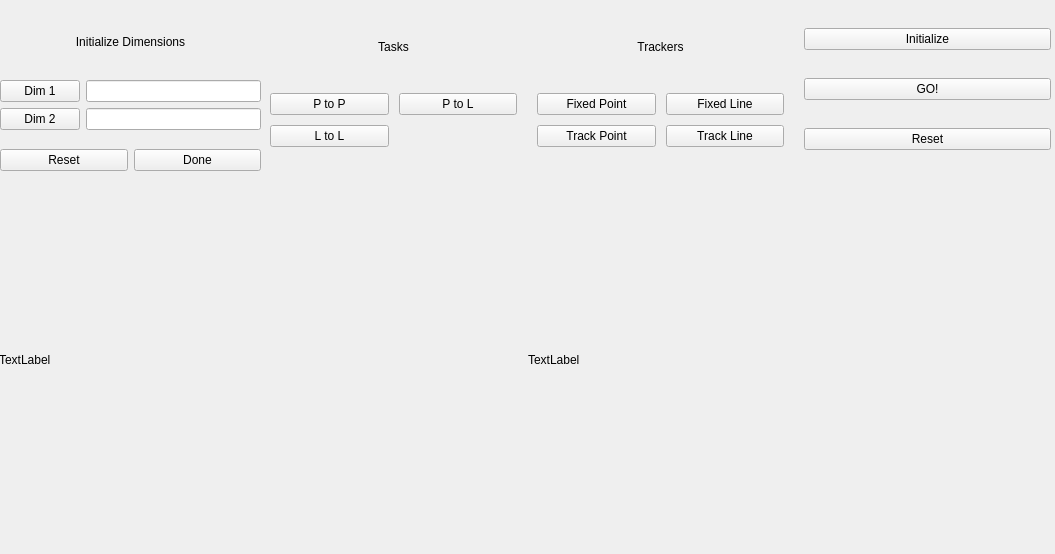
Qt form catkin_ws/src/rqt_custom_gui/resource/form.ui (ColeDewis/CMPUT428-Project) before a commit.
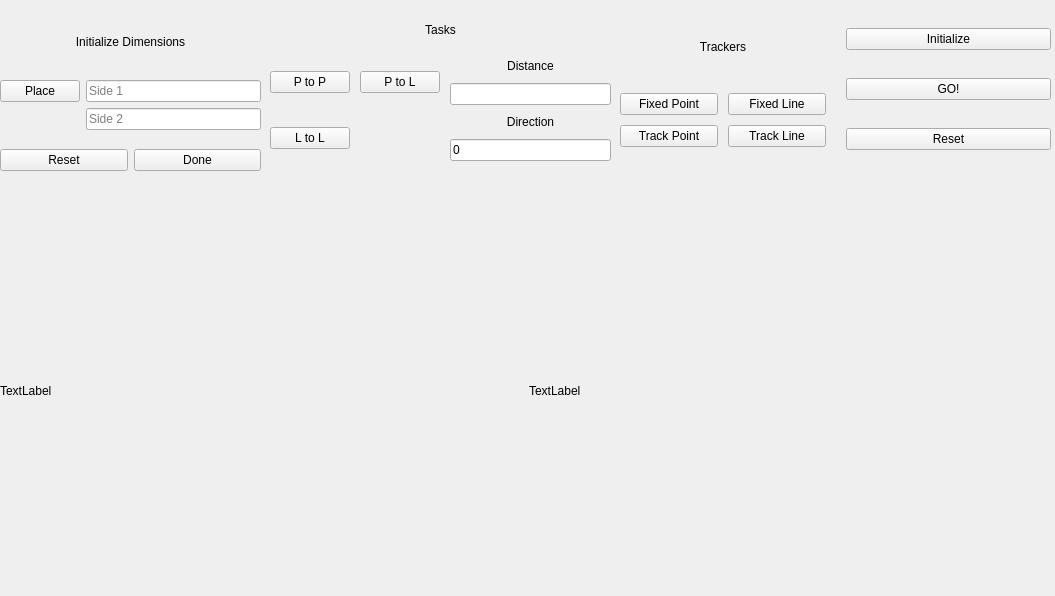
The same form after that commit.

Commit message: Everything should be done

```diff
--- a/catkin_ws/src/rqt_custom_gui/resource/form.ui
+++ b/catkin_ws/src/rqt_custom_gui/resource/form.ui
@@ -7,7 +7,7 @@
     <x>0</x>
     <y>0</y>
     <width>1055</width>
-    <height>554</height>
+    <height>596</height>
    </rect>
   </property>
   <property name="windowTitle">
@@ -16,9 +16,9 @@
   <widget class="QWidget" name="layoutWidget">
    <property name="geometry">
     <rect>
-     <x>270</x>
+     <x>620</x>
      <y>10</y>
-     <width>781</width>
+     <width>431</width>
      <height>161</height>
     </rect>
    </property>
@@ -26,57 +26,6 @@
     <property name="spacing">
      <number>20</number>
     </property>
-    <item>
-     <layout class="QVBoxLayout" name="verticalLayout">
-      <property name="spacing">
-       <number>10</number>
-      </property>
-      <item>
-       <widget class="QLabel" name="TaskLabel">
-        <property name="maximumSize">
-         <size>
-          <width>16777215</width>
-          <height>25</height>
-         </size>
-        </property>
-        <property name="text">
-         <string>Tasks</string>
-        </property>
-        <property name="alignment">
-         <set>Qt::AlignCenter</set>
-        </property>
-       </widget>
-      </item>
-      <item>
-       <layout class="QGridLayout" name="gridLayout">
-        <property name="spacing">
-         <number>10</number>
-        </property>
-        <item row="1" column="0">
-         <widget class="QPushButton" name="LtoLButton">
-          <property name="text">
-           <string>L to L</string>
-          </property>
-         </widget>
-        </item>
-        <item row="0" column="0">
-         <widget class="QPushButton" name="PtoPButton">
-          <property name="text">
-           <string>P to P</string>
-          </property>
-         </widget>
-        </item>
-        <item row="0" column="1">
-         <widget class="QPushButton" name="PtoLButton">
-          <property name="text">
-           <string>P to L</string>
-          </property>
-         </widget>
-        </item>
-       </layout>
-      </item>
-     </layout>
-    </item>
     <item>
      <layout class="QVBoxLayout" name="verticalLayout_4">
       <property name="spacing">
@@ -206,6 +155,9 @@
           <height>16777215</height>
          </size>
         </property>
+        <property name="placeholderText">
+         <string>Side 1</string>
+        </property>
        </widget>
       </item>
       <item row="1" column="1">
@@ -216,19 +168,15 @@
           <height>16777215</height>
          </size>
         </property>
-       </widget>
-      </item>
-      <item row="0" column="0">
-       <widget class="QPushButton" name="Dim1Button">
-        <property name="text">
-         <string>Dim 1</string>
+        <property name="placeholderText">
+         <string>Side 2</string>
         </property>
        </widget>
       </item>
-      <item row="1" column="0">
-       <widget class="QPushButton" name="Dim2Button">
+      <item row="0" column="0">
+       <widget class="QPushButton" name="PlaceTrackers">
         <property name="text">
-         <string>Dim 2</string>
+         <string>Place</string>
         </property>
        </widget>
       </item>
@@ -257,8 +205,8 @@
   <widget class="QWidget" name="horizontalLayoutWidget_2">
    <property name="geometry">
     <rect>
-     <x>-1</x>
-     <y>169</y>
+     <x>0</x>
+     <y>200</y>
      <width>1051</width>
      <height>381</height>
     </rect>
@@ -280,6 +228,106 @@
     </item>
    </layout>
   </widget>
+  <widget class="QWidget" name="">
+   <property name="geometry">
+    <rect>
+     <x>270</x>
+     <y>10</y>
+     <width>341</width>
+     <height>159</height>
+    </rect>
+   </property>
+   <layout class="QVBoxLayout" name="verticalLayout">
+    <property name="spacing">
+     <number>10</number>
+    </property>
+    <item>
+     <widget class="QLabel" name="TaskLabel">
+      <property name="maximumSize">
+       <size>
+        <width>16777215</width>
+        <height>25</height>
+       </size>
+      </property>
+      <property name="text">
+       <string>Tasks</string>
+      </property>
+      <property name="alignment">
+       <set>Qt::AlignCenter</set>
+      </property>
+     </widget>
+    </item>
+    <item>
+     <layout class="QGridLayout" name="gridLayout">
+      <property name="spacing">
+       <number>10</number>
+      </property>
+      <item row="1" column="0">
+       <widget class="QPushButton" name="LtoLButton">
+        <property name="text">
+         <string>L to L</string>
+        </property>
+       </widget>
+      </item>
+      <item row="0" column="0">
+       <widget class="QPushButton" name="PtoPButton">
+        <property name="text">
+         <string>P to P</string>
+        </property>
+       </widget>
+      </item>
+      <item row="0" column="1">
+       <widget class="QPushButton" name="PtoLButton">
+        <property name="text">
+         <string>P to L</string>
+        </property>
+       </widget>
+      </item>
+      <item row="0" column="2">
+       <layout class="QVBoxLayout" name="verticalLayout_6">
+        <item>
+         <widget class="QLabel" name="label_2">
+          <property name="text">
+           <string>Distance</string>
+          </property>
+          <property name="alignment">
+           <set>Qt::AlignCenter</set>
+          </property>
+         </widget>
+        </item>
+        <item>
+         <widget class="QLineEdit" name="TaskDistance"/>
+        </item>
+       </layout>
+      </item>
+      <item row="1" column="2">
+       <layout class="QVBoxLayout" name="verticalLayout_7">
+        <item>
+         <widget class="QLabel" name="label_3">
+          <property name="text">
+           <string>Direction</string>
+          </property>
+          <property name="alignment">
+           <set>Qt::AlignCenter</set>
+          </property>
+         </widget>
+        </item>
+        <item>
+         <widget class="QLineEdit" name="TaskDirection">
+          <property name="text">
+           <string>0</string>
+          </property>
+          <property name="placeholderText">
+           <string/>
+          </property>
+         </widget>
+        </item>
+       </layout>
+      </item>
+     </layout>
+    </item>
+   </layout>
+  </widget>
  </widget>
  <resources/>
  <connections/>
```
Left out of the diff: 4 changed lines with no effect on the pictures. The commit also changes 1 other file.
